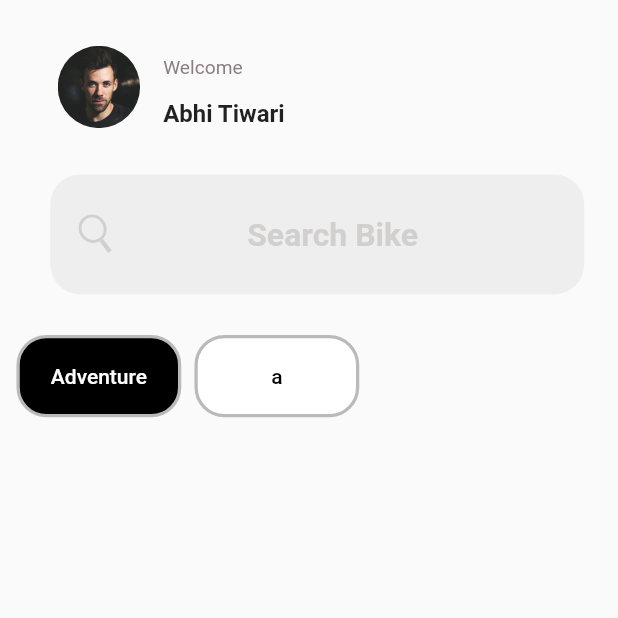
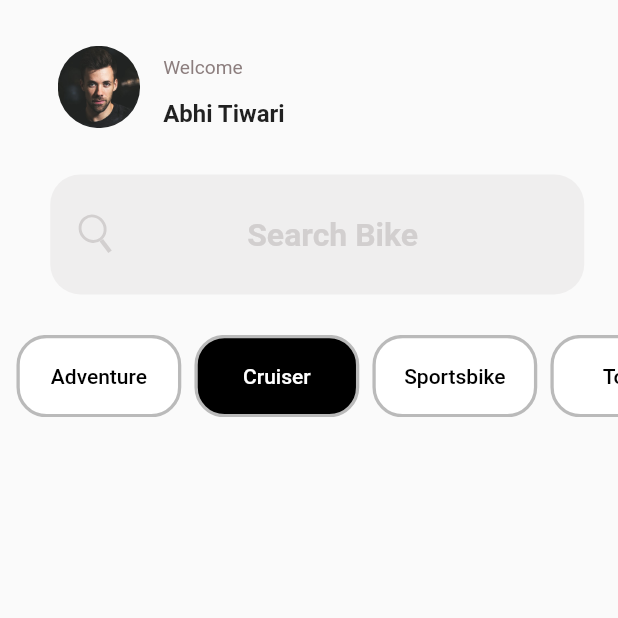
Before and after one commit to animeshxd/srchout_software_private_limited_assignment, a Flutter app: the screen it shows after launch, on a phone screen of 412 x 824 dp, the top half of it. Run offline on Flutter 3.47's test engine with Material 2 defaults, Android fonts, the phone set to English and light mode, and no system bars; our stand-ins replace flutter_svg, google_fonts.

Commit message:
Add category tabs

```diff
--- a/lib/main.dart
+++ b/lib/main.dart
@@ -1,6 +1,7 @@
 import 'package:flutter/material.dart';
 
 import 'constrains.dart';
+import 'data.dart';
 import 'widgets/search_field_bar.dart';
 import 'widgets/tab_button.dart';
 import 'widgets/welcome.dart';
@@ -28,6 +29,8 @@ class MainApp extends StatelessWidget {
 class HomeView extends StatelessWidget {
   const HomeView({super.key});
 
+  final currentTabIndex = 1;
+
   @override
   Widget build(BuildContext context) {
     LayoutSize.init(context);
@@ -46,11 +49,18 @@ class HomeView extends StatelessWidget {
                   margin: EdgeInsets.only(top: 33.ph, bottom: 32.ph),
                   child: const SearchFieldBar(),
                 ),
-                const Row(
-                  children: [
-                    TabButton(isActive: true, labelText: 'Adventure',),
-                    TabButton(isActive: false, labelText: 'a', ),
-                  ],
+                SingleChildScrollView(
+                  scrollDirection: Axis.horizontal,
+                  child: Row(
+                    children: categories
+                        .asMap()
+                        .entries
+                        .map((kv) => TabButton(
+                              labelText: kv.value,
+                              isActive: kv.key == currentTabIndex,
+                            ))
+                        .toList(),
+                  ),
                 )
               ],
             ),
```
